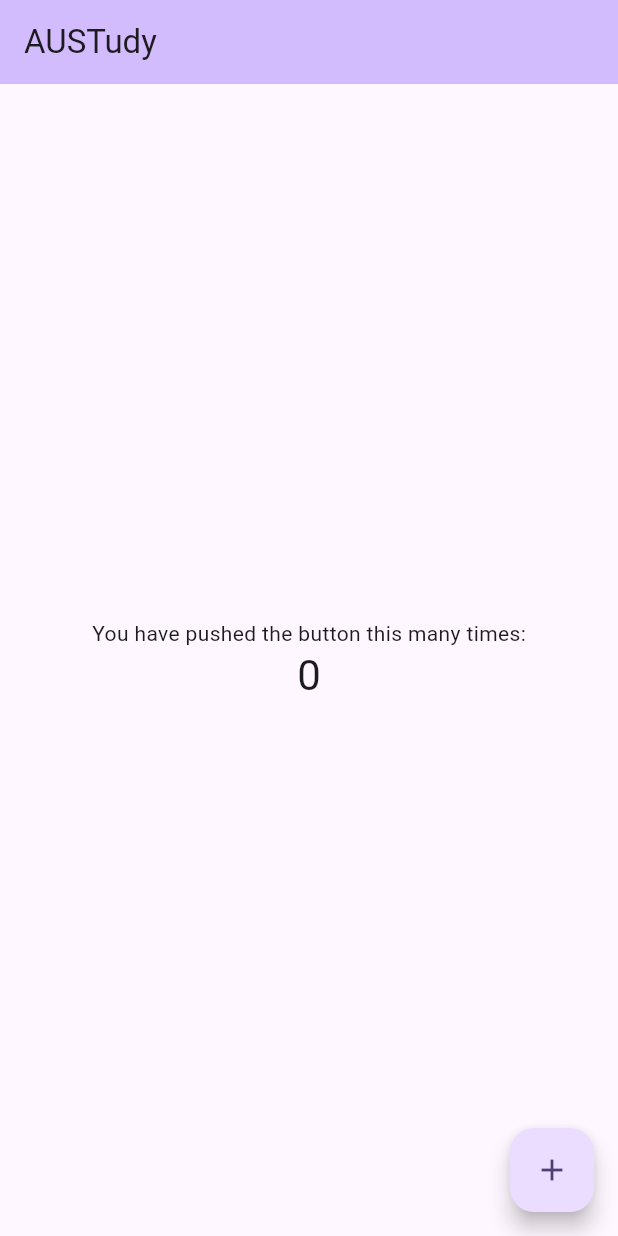
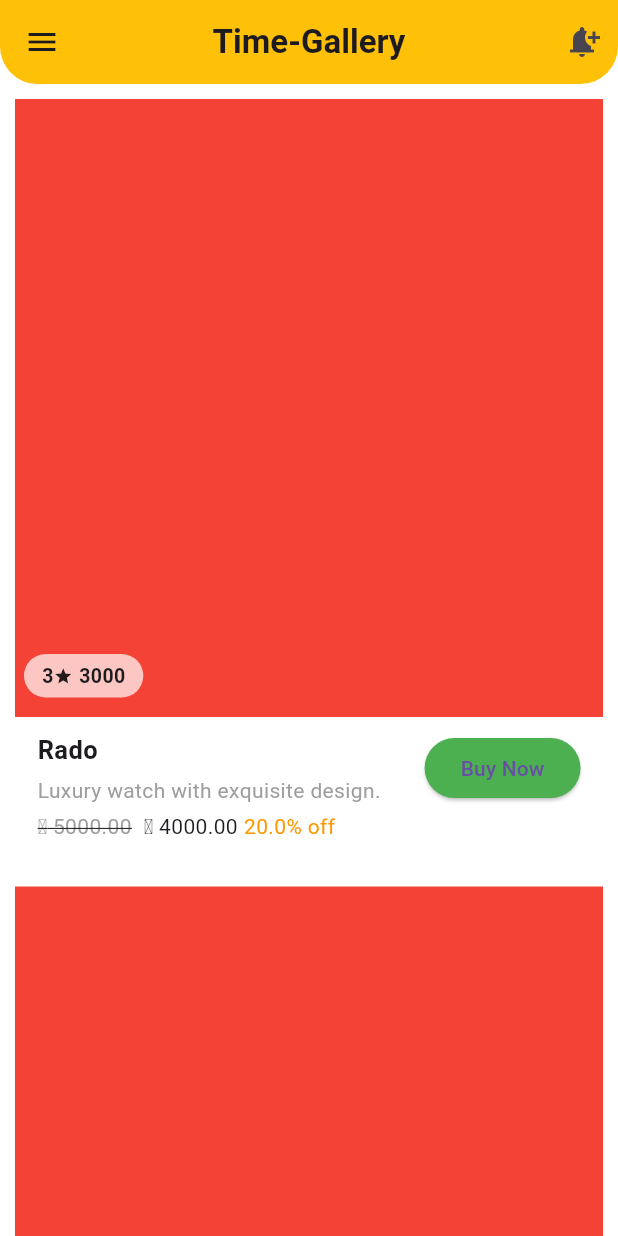
Before and after one commit to PDOX103/Flutter_Assignment, a Flutter app: the screen it shows after launch, on a phone screen of 412 x 824 dp. Run offline on Flutter 3.47's test engine with Material 3 defaults, Android fonts, the phone set to English and light mode, and no system bars.

Commit message:
new change

```diff
--- /dev/null
+++ b/lib/app_color.dart
@@ -0,0 +1,13 @@
+import 'dart:ui';
+
+class Colors{
+  final Color white1 = const Color(0xFFfafafc);
+  final Color white2 = const Color(0xFFFFFFFF);
+  final Color black = const Color(0xFF000000);
+  final Color blue = const Color(0xFF1976D2);
+  final Color lgreen = const Color(0xFF00C853);
+  final Color green = const Color(0xFF0C6E0C);
+  final Color grey = const Color(0xFF303030);
+  final Color red = const Color(0xFFC71010);
+  final Color orange = const Color(0xffff870d);
+}
--- /dev/null
+++ b/lib/home_page.dart
@@ -0,0 +1,217 @@
+import 'package:flutter/material.dart';
+
+class HomePage extends StatelessWidget {
+  const HomePage({Key? key}) : super(key: key);
+
+  @override
+  Widget build(BuildContext context) {
+    return Scaffold(
+      backgroundColor: Colors.white,
+      appBar: AppBar(
+        backgroundColor: Colors.amber,
+        centerTitle: true,
+        title: const Text(
+          'Time-Gallery',
+          style: TextStyle(fontWeight: FontWeight.bold),
+        ),
+        actions: <Widget>[
+          IconButton(
+            onPressed: () {},
+            icon: const Icon(Icons.notification_add),
+          )
+        ],
+        leading: IconButton(
+          onPressed: () {},
+          icon: const Icon(Icons.menu),
+        ),
+        shape: const RoundedRectangleBorder(
+          borderRadius: BorderRadius.only(
+            bottomLeft: Radius.circular(25),
+            bottomRight: Radius.circular(25),
+          ),
+        ),
+      ),
+      body: ListView.builder(
+        itemCount: 10,
+        itemBuilder: (context, index) {
+          return ProductCard(
+            name: watchNames[index],
+            description: watchDescriptions[index],
+            price: getRandomPrice(index),
+            discount: getRandomDiscount(index),
+            stars: getRandomStars(index),
+          );
+        },
+      ),
+    );
+  }
+
+  double getRandomPrice(int index) {
+    return (5000 + (1000 * index)).toDouble();
+  }
+
+  double getRandomDiscount(int index) {
+    return (20 + index).toDouble();
+  }
+
+  int getRandomStars(int index) {
+    return 3 + index % 3;
+  }
+
+  static List<String> watchNames = [
+    "Rado",
+    "Nevi force",
+    "Citizen",
+    "Seiko",
+    "Casio",
+    "Orient",
+    "Fastrack",
+    "Fossil",
+    "Titan",
+    "ROLEX",
+  ];
+
+  static List<String> watchDescriptions = [
+    "Luxury watch with exquisite design.",
+    "Perfect for adventure and style.",
+    "Elegant and sophisticated timepiece.",
+    "Japanese precision and craftsmanship.",
+    "Classic and reliable timekeeping.",
+    "Innovative and stylish design.",
+    "Sporty and youthful appeal.",
+    "Fashion-forward with a vintage touch.",
+    "Premium quality with timeless style.",
+    "The epitome of luxury and prestige.",
+  ];
+}
+
+class ProductCard extends StatelessWidget {
+  final String name;
+  final String description;
+  final double price;
+  final double discount;
+  final int stars;
+
+  const ProductCard({
+    Key? key,
+    required this.name,
+    required this.description,
+    required this.price,
+    required this.discount,
+    required this.stars,
+  }) : super(key: key);
+
+  @override
+  Widget build(BuildContext context) {
+    return Container(
+      margin: const EdgeInsets.all(10),
+      child: Column(
+        children: [
+          SizedBox(
+            height: MediaQuery.of(context).size.height / 2,
+            child: Stack(
+              children: [
+                Container(
+                  color: Colors.red,
+                ),
+                Positioned(
+                  bottom: 13,
+                  left: 6,
+                  child: Container(
+                    padding: const EdgeInsets.symmetric(horizontal: 12, vertical: 5),
+                    decoration: BoxDecoration(
+                      borderRadius: BorderRadius.circular(100),
+                      color: Colors.white70,
+                    ),
+                    child: Row(
+                      children: [
+                        Text(
+                          stars.toString(),
+                          style: const TextStyle(
+                            fontSize: 13,
+                            fontWeight: FontWeight.w600,
+                          ),
+                        ),
+                        const Icon(Icons.star, size: 13),
+                        const SizedBox(width: 4), // Add spacing
+                        Text(
+                          "${(1000 * stars)}",
+                          style: const TextStyle(
+                            fontSize: 13,
+                            fontWeight: FontWeight.w600,
+                          ),
+                        ),
+                      ],
+                    ),
+                  ),
+                ),
+              ],
+            ),
+          ),
+          Padding(
+            padding: const EdgeInsets.symmetric(horizontal: 15, vertical: 10),
+            child: Row(
+              mainAxisAlignment: MainAxisAlignment.spaceBetween,
+              crossAxisAlignment: CrossAxisAlignment.start, // Align content to the start
+              children: [
+                Expanded(
+                  child: Column(
+                    crossAxisAlignment: CrossAxisAlignment.start,
+                    children: [
+                      Text(
+                        name,
+                        style: const TextStyle(
+                          fontSize: 17,
+                          fontWeight: FontWeight.w600,
+                        ),
+                      ),
+                      const SizedBox(
+                        height: 5,
+                      ),
+                      Text(
+                        description,
+                        style: const TextStyle(
+                          color: Colors.grey,
+                        ),
+                      ),
+                      const SizedBox(
+                        height: 4,
+                      ),
+                      Row(
+                        children: [
+                          Text(
+                            "\u{09F3} ${price.toStringAsFixed(2)}",
+                            style: const TextStyle(
+                              color: Colors.grey,
+                              decoration: TextDecoration.lineThrough,
+                            ),
+                          ),
+                          const SizedBox(width: 8),
+                          Text("\u{09F3} ${(price - (price * discount / 100)).toStringAsFixed(2)}"),
+                          const SizedBox(width: 4),
+                          Text(
+                            "$discount% off",
+                            style: const TextStyle(color: Colors.orange),
+                          ),
+                        ],
+                      ),
+                    ],
+                  ),
+                ),
+                ElevatedButton(
+                  onPressed: () {
+                    // Handle the 'Buy Now' button click
+                  },
+                  style: ElevatedButton.styleFrom(
+                    primary: Colors.green,
+                  ),
+                  child: const Text('Buy Now'),
+                ),
+              ],
+            ),
+          ),
+        ],
+      ),
+    );
+  }
+}
--- a/lib/main.dart
+++ b/lib/main.dart
@@ -1,125 +1,19 @@
 import 'package:flutter/material.dart';
+
+import 'home_page.dart';
 
 void main() {
   runApp(const MyApp());
 }
 
 class MyApp extends StatelessWidget {
-  const MyApp({super.key});
+  const MyApp({Key? key}) : super(key: key);
 
-  // This widget is the root of your application.
   @override
   Widget build(BuildContext context) {
-    return MaterialApp(
-      title: 'Paradox 103',
-      theme: ThemeData(
-        // This is the theme of your application.
-        //
-        // TRY THIS: Try running your application with "flutter run". You'll see
-        // the application has a purple toolbar. Then, without quitting the app,
-        // try changing the seedColor in the colorScheme below to Colors.green
-        // and then invoke "hot reload" (save your changes or press the "hot
-        // reload" button in a Flutter-supported IDE, or press "r" if you used
-        // the command line to start the app).
-        //
-        // Notice that the counter didn't reset back to zero; the application
-        // state is not lost during the reload. To reset the state, use hot
-        // restart instead.
-        //
-        // This works for code too, not just values: Most code changes can be
-        // tested with just a hot reload.
-        colorScheme: ColorScheme.fromSeed(seedColor: Colors.deepPurple),
-        useMaterial3: true,
-      ),
-      home: const MyHomePage(title: 'AUSTudy'),
+    return const MaterialApp(
+      debugShowCheckedModeBanner: false,
+      home: HomePage(),
     );
   }
 }
-
-class MyHomePage extends StatefulWidget {
-  const MyHomePage({super.key, required this.title});
-
-  // This widget is the home page of your application. It is stateful, meaning
-  // that it has a State object (defined below) that contains fields that affect
-  // how it looks.
-
-  // This class is the configuration for the state. It holds the values (in this
-  // case the title) provided by the parent (in this case the App widget) and
-  // used by the build method of the State. Fields in a Widget subclass are
-  // always marked "final".
-
-  final String title;
-
-  @override
-  State<MyHomePage> createState() => _MyHomePageState();
-}
-
-class _MyHomePageState extends State<MyHomePage> {
-  int _counter = 0;
-
-  void _incrementCounter() {
-    setState(() {
-      // This call to setState tells the Flutter framework that something has
-      // changed in this State, which causes it to rerun the build method below
-      // so that the display can reflect the updated values. If we changed
-      // _counter without calling setState(), then the build method would not be
-      // called again, and so nothing would appear to happen.
-      _counter++;
-    });
-  }
-
-  @override
-  Widget build(BuildContext context) {
-    // This method is rerun every time setState is called, for instance as done
-    // by the _incrementCounter method above.
-    //
-    // The Flutter framework has been optimized to make rerunning build methods
-    // fast, so that you can just rebuild anything that needs updating rather
-    // than having to individually change instances of widgets.
-    return Scaffold(
-      appBar: AppBar(
-        // TRY THIS: Try changing the color here to a specific color (to
-        // Colors.amber, perhaps?) and trigger a hot reload to see the AppBar
-        // change color while the other colors stay the same.
-        backgroundColor: Theme.of(context).colorScheme.inversePrimary,
-        // Here we take the value from the MyHomePage object that was created by
-        // the App.build method, and use it to set our appbar title.
-        title: Text(widget.title),
-      ),
-      body: Center(
-        // Center is a layout widget. It takes a single child and positions it
-        // in the middle of the parent.
-        child: Column(
-          // Column is also a layout widget. It takes a list of children and
-          // arranges them vertically. By default, it sizes itself to fit its
-          // children horizontally, and tries to be as tall as its parent.
-          //
-          // Column has various properties to control how it sizes itself and
-          // how it positions its children. Here we use mainAxisAlignment to
-          // center the children vertically; the main axis here is the vertical
-          // axis because Columns are vertical (the cross axis would be
-          // horizontal).
-          //
-          // TRY THIS: Invoke "debug painting" (choose the "Toggle Debug Paint"
-          // action in the IDE, or press "p" in the console), to see the
-          // wireframe for each widget.
-          mainAxisAlignment: MainAxisAlignment.center,
-          children: <Widget>[
-            const Text(
-              'You have pushed the button this many times:',
-            ),
-            Text(
-              '$_counter',
-              style: Theme.of(context).textTheme.headlineMedium,
-            ),
-          ],
-        ),
-      ),
-      floatingActionButton: FloatingActionButton(
-        onPressed: _incrementCounter,
-        tooltip: 'Increment',
-        child: const Icon(Icons.add),
-      ), // This trailing comma makes auto-formatting nicer for build methods.
-    );
-  }
-}
--- a/pubspec.yaml
+++ b/pubspec.yaml
@@ -59,9 +59,8 @@ flutter:
   uses-material-design: true
 
   # To add assets to your application, add an assets section, like this:
-  # assets:
-  #   - images/a_dot_burr.jpeg
-  #   - images/a_dot_ham.jpeg
+  assets:
+    - images/BG.jpeg
 
   # An image asset can refer to one or more resolution-specific "variants", see
   # https://flutter.dev/assets-and-images/#resolution-aware
```
Also changed, not shown: Images/BG.jpeg (added), Images/background.jpg (added), 1 other file.
